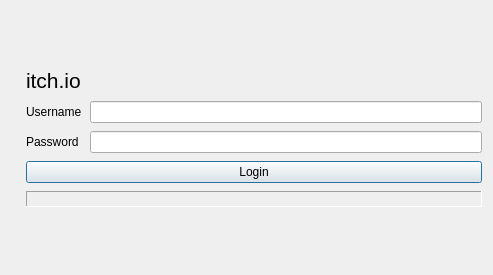
The window that logindialog.ui (leafo/itchio-app-old) describes before a commit, drawn with Qt 5.
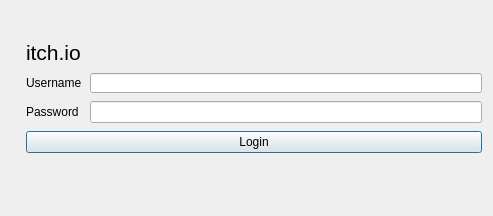
The same window after the commit. Icons and pictures are not drawn.

The edit to the form file:
```diff
--- a/logindialog.ui
+++ b/logindialog.ui
@@ -7,7 +7,7 @@
     <x>0</x>
     <y>0</y>
     <width>493</width>
-    <height>275</height>
+    <height>216</height>
    </rect>
   </property>
   <property name="windowTitle">
@@ -57,7 +57,7 @@
      <item>
       <layout class="QFormLayout" name="formLayout">
        <property name="fieldGrowthPolicy">
-        <enum>QFormLayout::AllNonFixedFieldsGrow</enum>
+        <enum>QFormLayout::ExpandingFieldsGrow</enum>
        </property>
        <item row="0" column="0">
         <widget class="QLabel" name="label">
@@ -85,6 +85,9 @@
        </item>
        <item row="1" column="1">
         <widget class="QLineEdit" name="passwordInput">
+         <property name="frame">
+          <bool>true</bool>
+         </property>
          <property name="echoMode">
           <enum>QLineEdit::Password</enum>
          </property>
@@ -102,7 +105,7 @@
      <item>
       <widget class="QLabel" name="statusLabel">
        <property name="frameShape">
-        <enum>QFrame::Panel</enum>
+        <enum>QFrame::NoFrame</enum>
        </property>
        <property name="frameShadow">
         <enum>QFrame::Sunken</enum>
```
